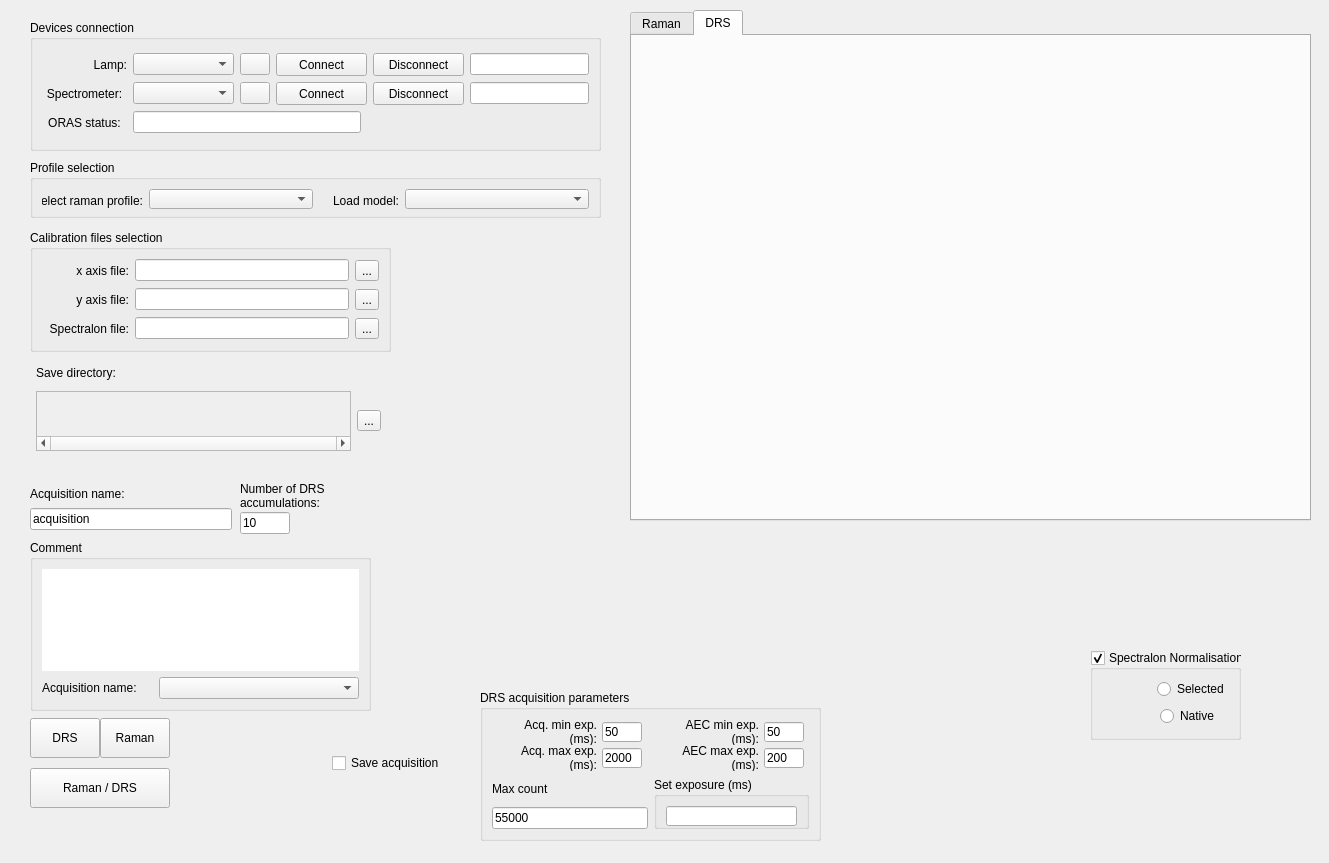
The window that src/lumed_DRS/ui/lumed_DRS.ui (lumed-mtl/lumed_DRS) describes before a commit, drawn with Qt 5.
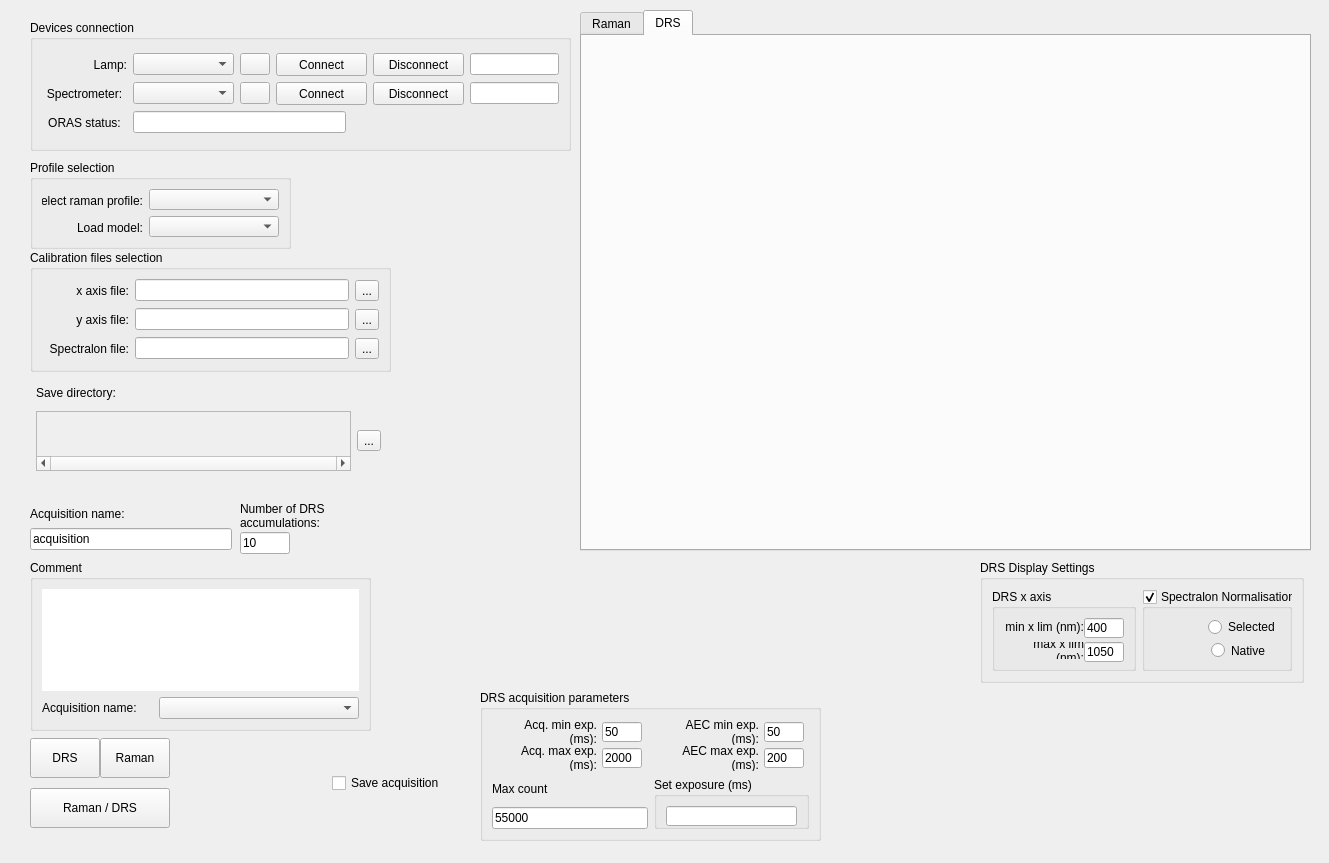
The same window after the commit. The open tabs and pages were chosen to show the change.

Commit message: Added a thread to acquire DRS spectra and xlims can be set by user for data display.

```diff
--- a/src/lumed_DRS/ui/lumed_DRS.ui
+++ b/src/lumed_DRS/ui/lumed_DRS.ui
@@ -33,7 +33,7 @@
     <rect>
      <x>30</x>
      <y>20</y>
-     <width>571</width>
+     <width>541</width>
      <height>131</height>
     </rect>
    </property>
@@ -402,7 +402,7 @@
    <property name="geometry">
     <rect>
      <x>30</x>
-     <y>230</y>
+     <y>250</y>
      <width>361</width>
      <height>122</height>
     </rect>
@@ -596,14 +596,14 @@
     <rect>
      <x>30</x>
      <y>160</y>
-     <width>571</width>
-     <height>58</height>
+     <width>261</width>
+     <height>89</height>
     </rect>
    </property>
    <property name="title">
     <string>Profile selection</string>
    </property>
-   <layout class="QHBoxLayout" name="horizontalLayout_10">
+   <layout class="QVBoxLayout" name="verticalLayout_11">
     <item>
      <layout class="QHBoxLayout" name="horizontalLayout_5">
       <item>
@@ -667,7 +667,7 @@
         </property>
         <property name="minimumSize">
          <size>
-          <width>80</width>
+          <width>101</width>
           <height>23</height>
          </size>
         </property>
@@ -706,7 +706,7 @@
    <property name="geometry">
     <rect>
      <x>30</x>
-     <y>480</y>
+     <y>500</y>
      <width>202</width>
      <height>50</height>
     </rect>
@@ -761,7 +761,7 @@
    <property name="geometry">
     <rect>
      <x>30</x>
-     <y>360</y>
+     <y>380</y>
      <width>351</width>
      <height>91</height>
     </rect>
@@ -876,7 +876,7 @@
    <property name="geometry">
     <rect>
      <x>30</x>
-     <y>540</y>
+     <y>560</y>
      <width>341</width>
      <height>171</height>
     </rect>
@@ -1219,7 +1219,7 @@
    <property name="geometry">
     <rect>
      <x>30</x>
-     <y>710</y>
+     <y>730</y>
      <width>429</width>
      <height>106</height>
     </rect>
@@ -1345,7 +1345,7 @@
    <property name="geometry">
     <rect>
      <x>240</x>
-     <y>480</y>
+     <y>500</y>
      <width>104</width>
      <height>54</height>
     </rect>
@@ -1395,10 +1395,10 @@
   <widget class="QTabWidget" name="tabWidgetPlotDisplay">
    <property name="geometry">
     <rect>
-     <x>630</x>
+     <x>580</x>
      <y>10</y>
-     <width>681</width>
-     <height>511</height>
+     <width>731</width>
+     <height>541</height>
     </rect>
    </property>
    <property name="styleSheet">
@@ -1421,15 +1421,141 @@
     </attribute>
    </widget>
   </widget>
+  <widget class="QGroupBox" name="groupBox_4">
+   <property name="geometry">
+    <rect>
+     <x>980</x>
+     <y>560</y>
+     <width>324</width>
+     <height>123</height>
+    </rect>
+   </property>
+   <property name="title">
+    <string>DRS Display Settings</string>
+   </property>
+   <layout class="QHBoxLayout" name="horizontalLayout_10">
+    <item>
+     <widget class="QGroupBox" name="groupBox_3">
+      <property name="title">
+       <string>DRS x axis</string>
+      </property>
+      <layout class="QVBoxLayout" name="verticalLayout_15">
+       <item>
+        <layout class="QHBoxLayout" name="horizontalLayout_20">
+         <property name="spacing">
+          <number>0</number>
+         </property>
+         <item>
+          <widget class="QLabel" name="label_8">
+           <property name="minimumSize">
+            <size>
+             <width>80</width>
+             <height>0</height>
+            </size>
+           </property>
+           <property name="maximumSize">
+            <size>
+             <width>80</width>
+             <height>16777215</height>
+            </size>
+           </property>
+           <property name="text">
+            <string>min x lim (nm):</string>
+           </property>
+           <property name="alignment">
+            <set>Qt::AlignRight|Qt::AlignTrailing|Qt::AlignVCenter</set>
+           </property>
+           <property name="wordWrap">
+            <bool>true</bool>
+           </property>
+          </widget>
+         </item>
+         <item>
+          <widget class="QLineEdit" name="lineEditMinXLim">
+           <property name="minimumSize">
+            <size>
+             <width>40</width>
+             <height>20</height>
+            </size>
+           </property>
+           <property name="maximumSize">
+            <size>
+             <width>40</width>
+             <height>20</height>
+            </size>
+           </property>
+           <property name="text">
+            <string>400</string>
+           </property>
+           <property name="alignment">
+            <set>Qt::AlignLeading|Qt::AlignLeft|Qt::AlignVCenter</set>
+           </property>
+          </widget>
+         </item>
+        </layout>
+       </item>
+       <item>
+        <layout class="QHBoxLayout" name="horizontalLayout_21">
+         <property name="spacing">
+          <number>0</number>
+         </property>
+         <item>
+          <widget class="QLabel" name="label_9">
+           <property name="minimumSize">
+            <size>
+             <width>80</width>
+             <height>0</height>
+            </size>
+           </property>
+           <property name="maximumSize">
+            <size>
+             <width>80</width>
+             <height>16777215</height>
+            </size>
+           </property>
+           <property name="text">
+            <string>max x lim (nm):</string>
+           </property>
+           <property name="alignment">
+            <set>Qt::AlignRight|Qt::AlignTrailing|Qt::AlignVCenter</set>
+           </property>
+           <property name="wordWrap">
+            <bool>true</bool>
+           </property>
+          </widget>
+         </item>
+         <item>
+          <widget class="QLineEdit" name="lineEditMaxXLim">
+           <property name="minimumSize">
+            <size>
+             <width>40</width>
+             <height>20</height>
+            </size>
+           </property>
+           <property name="maximumSize">
+            <size>
+             <width>40</width>
+             <height>20</height>
+            </size>
+           </property>
+           <property name="accessibleDescription">
+            <string/>
+           </property>
+           <property name="text">
+            <string>1050</string>
+           </property>
+           <property name="alignment">
+            <set>Qt::AlignLeading|Qt::AlignLeft|Qt::AlignVCenter</set>
+           </property>
+          </widget>
+         </item>
+        </layout>
+       </item>
+      </layout>
+     </widget>
+    </item>
+    <item>
   <widget class="QGroupBox" name="groupBoxSpectralonNormalization">
-   <property name="geometry">
-    <rect>
-     <x>1090</x>
-     <y>650</y>
-     <width>151</width>
-     <height>90</height>
-    </rect>
-   </property>
    <property name="title">
     <string>Spectralon Normalisation</string>
    </property>
@@ -1484,6 +1610,9 @@
        </widget>
       </item>
      </layout>
+       </item>
+      </layout>
+     </widget>
     </item>
    </layout>
   </widget>
```
Left out of the diff: 2 changed lines with no effect on the pictures. Lines whose indentation alone changed are shown as unchanged. The commit also changes 7 other files.
